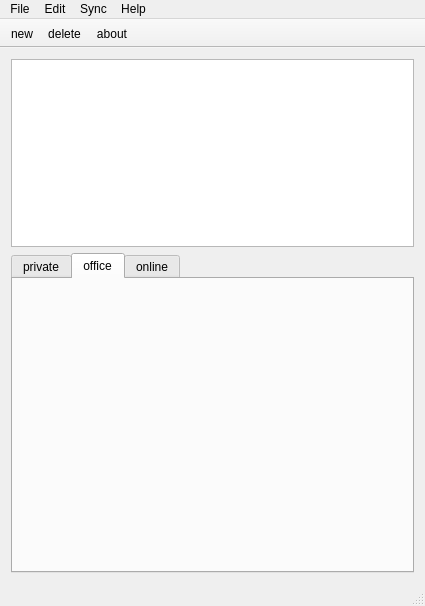
This is branches/qpeopleedit/mainwindow.ui in hisoka999/peopleedit as Qt 5 draws it before an edit. The edited form follows.
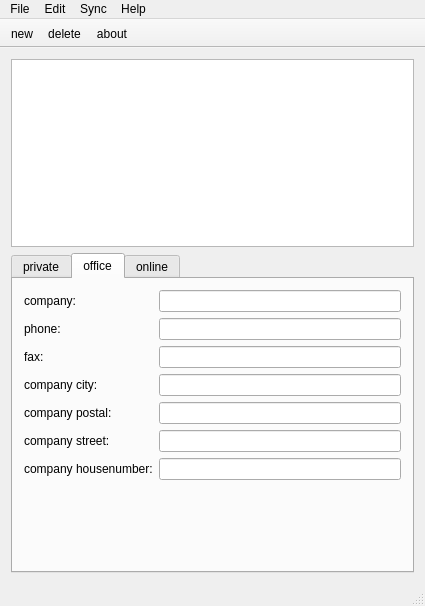
This is the edited form. The open tabs and pages were chosen to show the change. Icons and pictures are not drawn.

```diff
--- a/branches/qpeopleedit/mainwindow.ui
+++ b/branches/qpeopleedit/mainwindow.ui
@@ -184,6 +184,82 @@
        <attribute name="title">
         <string>office</string>
        </attribute>
+       <layout class="QVBoxLayout" name="verticalLayout">
+        <item>
+         <layout class="QFormLayout" name="formLayout">
+          <item row="0" column="0">
+           <widget class="QLabel" name="companyLabel">
+            <property name="text">
+             <string>company:</string>
+            </property>
+           </widget>
+          </item>
+          <item row="0" column="1">
+           <widget class="QLineEdit" name="companyLineEdit"/>
+          </item>
+          <item row="1" column="0">
+           <widget class="QLabel" name="companyPhoneLabel">
+            <property name="text">
+             <string>phone:</string>
+            </property>
+           </widget>
+          </item>
+          <item row="1" column="1">
+           <widget class="QLineEdit" name="companyPhoneLineEdit"/>
+          </item>
+          <item row="2" column="0">
+           <widget class="QLabel" name="faxLabel">
+            <property name="text">
+             <string>fax:</string>
+            </property>
+           </widget>
+          </item>
+          <item row="2" column="1">
+           <widget class="QLineEdit" name="faxLineEdit"/>
+          </item>
+          <item row="3" column="0">
+           <widget class="QLabel" name="companyCityLabel">
+            <property name="text">
+             <string>company city:</string>
+            </property>
+           </widget>
+          </item>
+          <item row="3" column="1">
+           <widget class="QLineEdit" name="companyCityLineEdit"/>
+          </item>
+          <item row="4" column="0">
+           <widget class="QLabel" name="companyPostalLabel">
+            <property name="text">
+             <string>company postal:</string>
+            </property>
+           </widget>
+          </item>
+          <item row="4" column="1">
+           <widget class="QLineEdit" name="companyPostalLineEdit"/>
+          </item>
+          <item row="5" column="0">
+           <widget class="QLabel" name="companyStreetLabel">
+            <property name="text">
+             <string>company street:</string>
+            </property>
+           </widget>
+          </item>
+          <item row="5" column="1">
+           <widget class="QLineEdit" name="companyStreetLineEdit"/>
+          </item>
+          <item row="6" column="0">
+           <widget class="QLabel" name="companyHousenumberLabel">
+            <property name="text">
+             <string>company housenumber:</string>
+            </property>
+           </widget>
+          </item>
+          <item row="6" column="1">
+           <widget class="QLineEdit" name="companyHousenumberLineEdit"/>
+          </item>
+         </layout>
+        </item>
+       </layout>
       </widget>
       <widget class="QWidget" name="tab_3">
        <attribute name="title">
```
Left out of the diff: 23 changed lines with no effect on the pictures.
